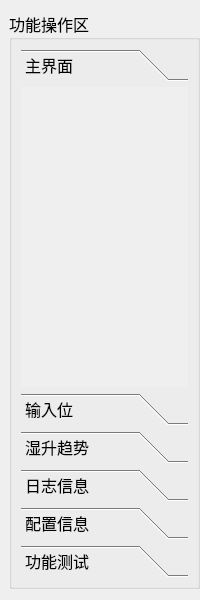
First picture: the form in IDC_TestSystem/eload/eload_toolbox/eload_toolboxwid.ui, repository ChinaClever/IDC_TestSystem, before the edit.
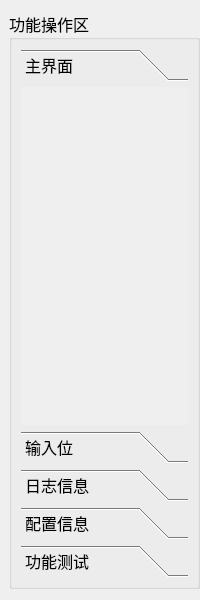
Second picture: the form after the edit. The open tabs and pages were chosen to show the change.

```diff
--- a/IDC_TestSystem/eload/eload_toolbox/eload_toolboxwid.ui
+++ b/IDC_TestSystem/eload/eload_toolbox/eload_toolboxwid.ui
@@ -49,7 +49,7 @@
            <x>0</x>
            <y>0</y>
            <width>167</width>
-           <height>275</height>
+           <height>317</height>
           </rect>
          </property>
          <attribute name="label">
@@ -69,11 +69,6 @@
           <string>输入位</string>
          </attribute>
         </widget>
-        <widget class="QWidget" name="temrise">
-         <attribute name="label">
-          <string>湿升趋势</string>
-         </attribute>
-        </widget>
         <widget class="QWidget" name="logsPage">
          <property name="geometry">
           <rect>
```
Left out of the diff: 10 changed lines with no effect on the pictures.
